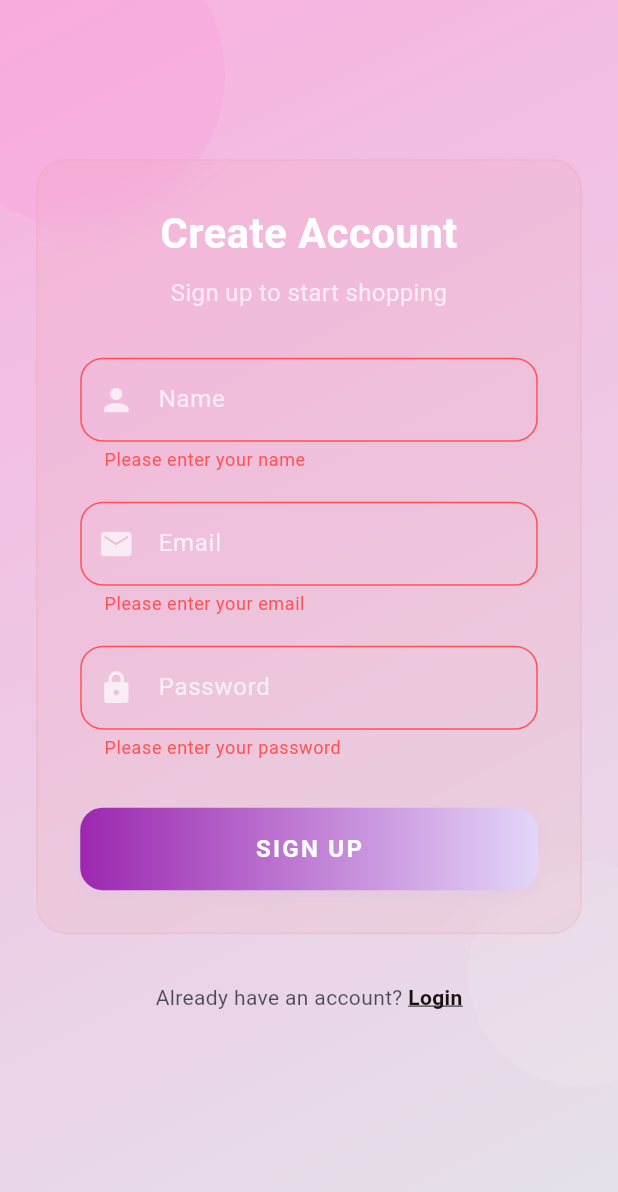
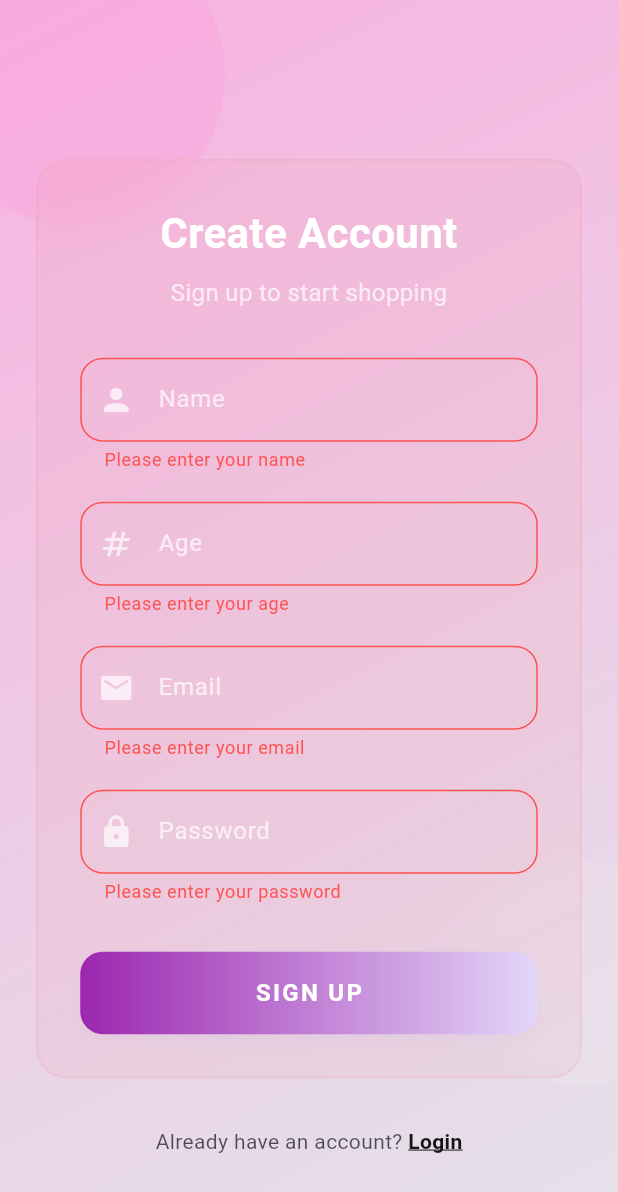
Before and after one commit to Irfana-Fasila/fasio_twist, a Flutter app: the SignUpScreen screen opened by its route, after a tap on "SIGN UP", on a phone screen of 412 x 824 dp. Shown: the top 1192 px of the screen. Run offline on Flutter 3.47's test engine with Material 3 defaults, Android fonts, the phone set to English and light mode, and no system bars; our stand-ins replace dio, flutter_riverpod, flutter_svg, go_router, hive_flutter; accounts and stored records are empty; Roboto replaces fonts that are missing (Poppins); project files that could hold a hidden picture were left out.

Commit message:
update 10 files

```diff
--- a/lib/screens/auth/signup_screen.dart
+++ b/lib/screens/auth/signup_screen.dart
@@ -11,6 +11,7 @@ class SignUpScreen extends ConsumerWidget {
   @override
   Widget build(BuildContext context, WidgetRef ref) {
     final TextEditingController nameController = TextEditingController();
+    final TextEditingController ageController = TextEditingController();
     final TextEditingController emailController = TextEditingController();
     final TextEditingController passwordController = TextEditingController();
     final formKey = GlobalKey<FormState>();
@@ -21,6 +22,7 @@ class SignUpScreen extends ConsumerWidget {
           name: nameController.text,
           email: emailController.text,
           password: passwordController.text,
+          age: ageController.text,
         );
 
         bool success = await ref.read(authVM).signUp(signupModel);
@@ -214,6 +216,54 @@ class SignUpScreen extends ConsumerWidget {
                                 ),
 
                                 const SizedBox(height: 20),
+                                TextFormField(
+                                  controller: ageController,
+                                  style: const TextStyle(color: Colors.white),
+                                  decoration: InputDecoration(
+                                    labelText: 'Age',
+                                    labelStyle: const TextStyle(color: Colors.white70),
+                                    prefixIcon: const Icon(Icons.numbers, color: Colors.white70),
+                                    enabledBorder: OutlineInputBorder(
+                                      borderRadius: BorderRadius.circular(15),
+                                      borderSide: const BorderSide(color: Colors.white30),
+                                    ),
+                                    focusedBorder: OutlineInputBorder(
+                                      borderRadius: BorderRadius.circular(15),
+                                      borderSide: const BorderSide(color: Colors.white, width: 2),
+                                    ),
+                                    errorBorder: OutlineInputBorder(
+                                      borderRadius: BorderRadius.circular(15),
+                                      borderSide: const BorderSide(color: Colors.redAccent, width: 1),
+                                    ),
+                                    focusedErrorBorder: OutlineInputBorder(
+                                      borderRadius: BorderRadius.circular(15),
+                                      borderSide: const BorderSide(color: Colors.redAccent, width: 2),
+                                    ),
+                                    errorStyle: const TextStyle(color: Colors.redAccent),
+                                  ),
+                                  keyboardType: TextInputType.number, // Added to ensure numeric input
+                                  validator: (value) {
+                                    if (value == null || value.isEmpty) {
+                                      return 'Please enter your age';
+                                    }
+                                    // Convert string to integer for validation
+                                    final age = int.tryParse(value);
+                                    if (age == null) {
+                                      return 'Please enter a valid number';
+                                    }
+                                    if (age < 0) {
+                                      return 'Age cannot be negative';
+                                    }
+                                    if (age < 13) {
+                                      return 'You must be at least 13 years old';
+                                    }
+                                    if (age > 120) {
+                                      return 'Please enter a realistic age';
+                                    }
+                                    return null;
+                                  },
+                                ),
+                                const SizedBox(height: 20),
 
                                 // Email field
                                 TextFormField(
--- a/lib/screens/home/components/profile/profile_screen.dart
+++ b/lib/screens/home/components/profile/profile_screen.dart
@@ -65,7 +65,7 @@ class ProfileScreen extends ConsumerWidget {
       body: CustomScrollView(
         slivers: [
           SliverAppBar(
-            expandedHeight: 200.0,
+            expandedHeight: 210.0,
             pinned: true,
             flexibleSpace: FlexibleSpaceBar(
               background: Container(
@@ -100,7 +100,15 @@ class ProfileScreen extends ConsumerWidget {
                         ),
                         const SizedBox(height: 4),
                         Text(
-                          ref.watch(authVM).email,
+                          "Age: ${ref.watch(authVM).email}",
+                          style: const TextStyle(
+                            color: Colors.white,
+                            fontSize: 14,
+                          ),
+                        ),
+                        const SizedBox(height: 4),
+                        Text(
+                          ref.watch(authVM).age,
                           style: const TextStyle(
                             color: Colors.white,
                             fontSize: 14,
--- a/lib/view_model/auth_vm.dart
+++ b/lib/view_model/auth_vm.dart
@@ -20,16 +20,23 @@ class LoginModel {
 // Signup Model
 class SignupModel {
   final String name;
+  final String age; // Already present
   final String email;
   final String password;
 
   SignupModel({
     required this.name,
+    required this.age,
     required this.email,
     required this.password,
   });
 
-  Map<String, dynamic> toJson() => {'name': name, 'email': email, 'password': password};
+  Map<String, dynamic> toJson() => {
+        'name': name,
+        'age': age, // Add age to JSON output
+        'email': email,
+        'password': password
+      };
 }
 
 final authVM = ChangeNotifierProvider<AuthVM>((ref) => AuthVM());
@@ -38,6 +45,7 @@ class AuthVM extends ChangeNotifier {
   String? token;
   String? userEmail;
   String? userName;
+  String? userAge; // Added age property
   final Dio dio = Dio();
   bool isLoading = true;
 
@@ -53,6 +61,7 @@ class AuthVM extends ChangeNotifier {
       token = data['token'];
       userEmail = data['email'];
       userName = data['name'];
+      userAge = data['age']; // Load age from storage
     }
     isLoading = false;
     notifyListeners();
@@ -70,13 +79,14 @@ class AuthVM extends ChangeNotifier {
       if (response.statusCode == 200 && response.data['token'] != null) {
         token = response.data['token'];
         userEmail = loginModel.email;
-        // Assuming the API returns the name in the response, if not, it will be null
-        userName = response.data['name'];
+        userName = response.data['name']; // From API response if available
+        userAge = response.data['age']; // From API response if available
 
         await HiveDB.toDb('authBox', 'userData', {
           'token': token,
           'email': userEmail,
           'name': userName,
+          'age': userAge,
         });
         notifyListeners();
         print("Login Success: $response");
@@ -105,11 +115,13 @@ class AuthVM extends ChangeNotifier {
         token = response.data['token'];
         userEmail = signupModel.email;
         userName = signupModel.name;
+        userAge = signupModel.age;
 
         await HiveDB.toDb('authBox', 'userData', {
           'token': token,
           'email': userEmail,
           'name': userName,
+          'age': userAge,
         });
         notifyListeners();
         return true;
@@ -129,10 +141,12 @@ class AuthVM extends ChangeNotifier {
     token = null;
     userEmail = null;
     userName = null;
+    userAge = null; // Clear age on logout
     notifyListeners();
   }
 
   // Getters for UI access
   String get email => userEmail ?? '';
   String get name => userName ?? '';
+  String get age => userAge ?? ''; // Added age getter
 }
```
